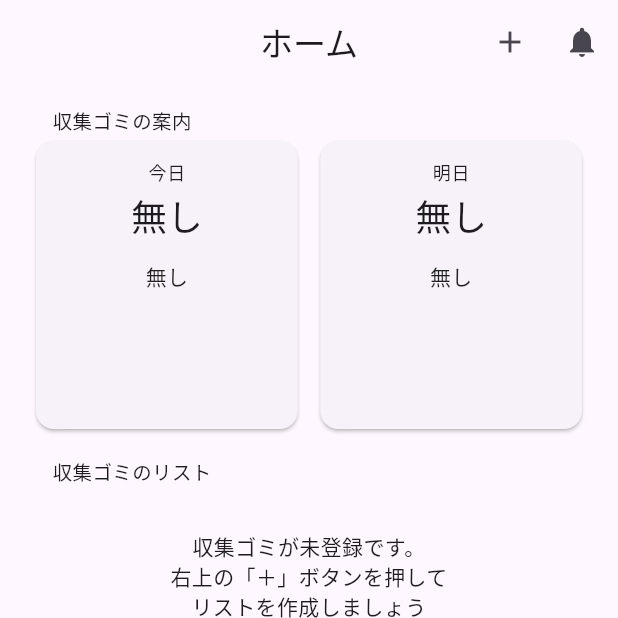
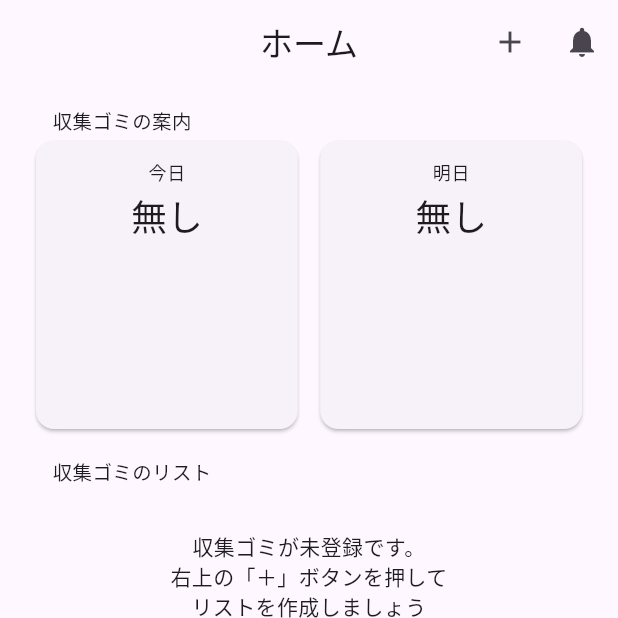
Before and after one commit to dai10512/trash-out, a Flutter app: the screen it shows after launch, after a tap on "today", on a phone screen of 412 x 824 dp, the top half of it. Run offline on Flutter 3.47's test engine with Material 2 defaults, Android fonts, the phone set to English and light mode, and no system bars; our stand-ins replace awesome_notifications, flutter_native_timezone, flutter_riverpod, hive_flutter, modal_bottom_sheet, timezone; accounts and stored records are empty; statements that could not run were skipped.

Commit message:
fix update state function

```diff
--- a/lib/modelAndController/trashOfDay_model.dart
+++ b/lib/modelAndController/trashOfDay_model.dart
@@ -5,7 +5,7 @@ import 'package:flutter_riverpod/flutter_riverpod.dart';
 import 'package:trash_out/repository/trashOfDay_boxRepository.dart';
 import 'package:trash_out/typeAdapter/TrashOfDay.dart';
 
-// TrashOfDayViewModel trashOfDayViewModel = TrashOfDayViewModel();
+TrashOfDayViewModel trashOfDayViewModel = TrashOfDayViewModel();
 
 final trashOfDayViewModelProvider = ChangeNotifierProvider<TrashOfDayViewModel>((ref) => TrashOfDayViewModel());
 final DateTime today = DateTime.now();
--- a/lib/view/trashList_view.dart
+++ b/lib/view/trashList_view.dart
@@ -105,6 +105,8 @@ class TrashListView extends ConsumerWidget {
         final TrashOfDayViewModel trashOfDayViewModelRead = ref.read(trashOfDayViewModelProvider);
         final TrashOfDayViewModel trashOfDayViewModelWatch = ref.watch(trashOfDayViewModelProvider);
         // trashOfDayViewModelRead.setTotalTrashType();
+        // trashOfDayViewModel.setTotalTrashType();
+
         print(trashOfDayViewModelRead.totalTrashTypeOfToday);
         // print(1);
         return Expanded(
@@ -120,20 +122,10 @@ class TrashListView extends ConsumerWidget {
                   ),
                   const SizedBox(height: 5),
                   FittedBox(
-                    child: StreamBuilder<Object>(
-                        stream: null,
-                        builder: (context, snapshot) {
-                          return Text(
-                            (whichDay == 0) ? trashOfDayViewModelWatch.totalTrashTypeOfToday : trashOfDayViewModelWatch.totalTrashTypeOfTomorrow,
-                            style: Theme.of(context).textTheme.headlineSmall,
-                          );
-                        }),
-                  ),
-                  MaterialButton(
-                    onPressed: () async {
-                      await trashOfDayViewModelRead.setTotalTrashType();
-                    },
-                    child: Text(trashOfDayViewModelWatch.totalTrashTypeOfToday),
+                    child: Text(
+                      (whichDay == 0) ? trashOfDayViewModelWatch.totalTrashTypeOfToday : trashOfDayViewModelWatch.totalTrashTypeOfTomorrow,
+                      style: Theme.of(context).textTheme.headlineSmall,
+                    ),
                   ),
                 ]),
               ),
```
